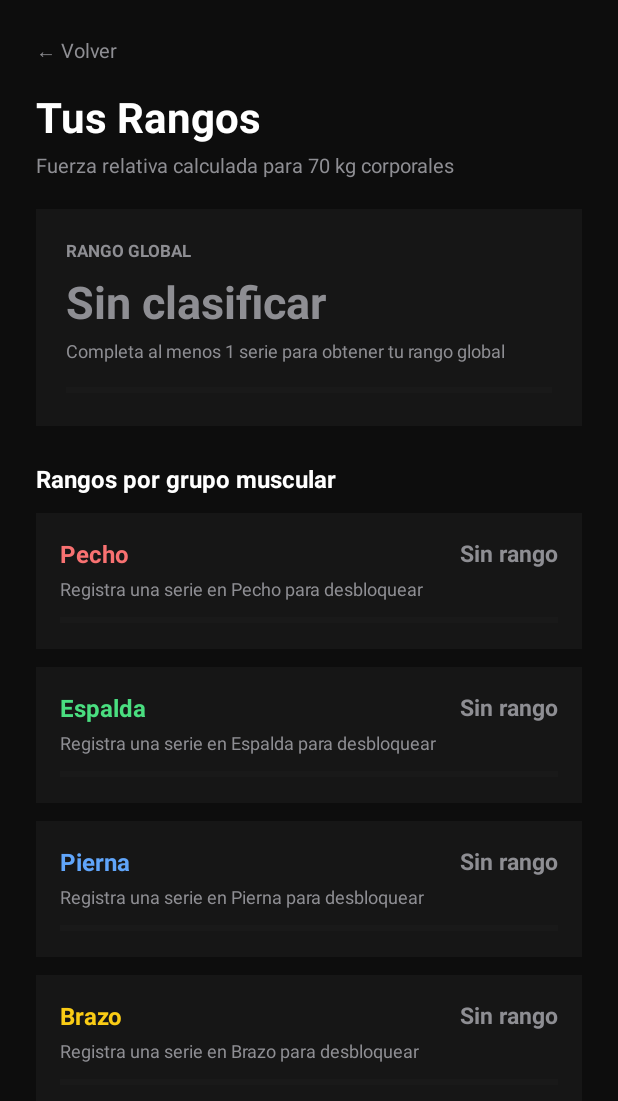
After one commit to palomequeruidiazjoshua-dot/Trabajofinal_kotlin, an Android app: the RangosActivity screen opened directly, with no data from a screen before it, on a phone screen of 412 x 824 dp. The commit adds this screen. Shown: the top 1101 px of the screen. Run offline under Robolectric (Android 15) with nearby library versions, the phone set to English and light mode, and no system bars; our stand-ins replace Firebase (no records; nobody signed in at launch, a user with empty details on screens opened directly).

Commit message:
rangos sin arreglar, faltan cambios

```diff
--- a/app/src/main/AndroidManifest.xml
+++ b/app/src/main/AndroidManifest.xml
@@ -44,6 +44,10 @@
             android:name=".HistorialActivity"
             android:exported="false" />
 
+        <activity
+            android:name=".RangosActivity"
+            android:exported="false" />
+
     </application>
 
 </manifest>
--- a/app/src/main/java/com/example/trabajofinal/HomeActivity.kt
+++ b/app/src/main/java/com/example/trabajofinal/HomeActivity.kt
@@ -55,10 +55,8 @@ class HomeActivity : AppCompatActivity() {
         findViewById<TextView>(R.id.tabHistorial).setOnClickListener {
             startActivity(Intent(this, HistorialActivity::class.java))
         }
-        // Perfil = cerrar sesión por ahora (útil para probar)
         findViewById<TextView>(R.id.tabPerfil).setOnClickListener {
-            auth.signOut()
-            irAlLogin()
+            startActivity(Intent(this, RangosActivity::class.java))
         }
     }
 
--- /dev/null
+++ b/app/src/main/java/com/example/trabajofinal/RangosActivity.kt
@@ -0,0 +1,233 @@
+package com.example.trabajofinal
+
+import android.content.res.ColorStateList
+import android.graphics.Color
+import android.os.Bundle
+import android.widget.ProgressBar
+import android.widget.TextView
+import android.widget.Toast
+import androidx.activity.enableEdgeToEdge
+import androidx.appcompat.app.AppCompatActivity
+import androidx.core.view.ViewCompat
+import androidx.core.view.WindowInsetsCompat
+import com.google.firebase.auth.FirebaseAuth
+import com.google.firebase.firestore.FirebaseFirestore
+
+class RangosActivity : AppCompatActivity() {
+
+    data class NivelRango(
+        val nombre: String,
+        val colorHex: String,
+        val umbralRatio: Double
+    )
+
+    data class ResultadoRango(
+        val nombre: String,
+        val colorHex: String,
+        val progresoSiguiente: Int,
+        val indiceNivel: Int
+    )
+
+    // 9 rangos estilo Symmetry: 8 con divisiones I, II, III + Simétrico (top)
+    private val niveles = listOf(
+        NivelRango("Hierro I", "#9CA3AF", 0.00),
+        NivelRango("Hierro II", "#9CA3AF", 0.25),
+        NivelRango("Hierro III", "#9CA3AF", 0.35),
+        NivelRango("Bronce I", "#CD7F32", 0.45),
+        NivelRango("Bronce II", "#CD7F32", 0.55),
+        NivelRango("Bronce III", "#CD7F32", 0.65),
+        NivelRango("Plata I", "#E5E7EB", 0.75),
+        NivelRango("Plata II", "#E5E7EB", 0.85),
+        NivelRango("Plata III", "#E5E7EB", 0.95),
+        NivelRango("Oro I", "#FACC15", 1.05),
+        NivelRango("Oro II", "#FACC15", 1.15),
+        NivelRango("Oro III", "#FACC15", 1.25),
+        NivelRango("Rubí I", "#F87171", 1.35),
+        NivelRango("Rubí II", "#F87171", 1.45),
+        NivelRango("Rubí III", "#F87171", 1.55),
+        NivelRango("Esmeralda I", "#34D399", 1.65),
+        NivelRango("Esmeralda II", "#34D399", 1.75),
+        NivelRango("Esmeralda III", "#34D399", 1.85),
+        NivelRango("Diamante I", "#60A5FA", 1.95),
+        NivelRango("Diamante II", "#60A5FA", 2.05),
+        NivelRango("Diamante III", "#60A5FA", 2.15),
+        NivelRango("Campeón I", "#C084FC", 2.25),
+        NivelRango("Campeón II", "#C084FC", 2.35),
+        NivelRango("Campeón III", "#C084FC", 2.45),
+        NivelRango("Simétrico", "#22D3EE", 2.60)
+    )
+
+    // Multiplicadores por grupo para equilibrar cargas (ej. Sentadilla mueve más peso que Curl)
+    private val factorGrupo = mapOf(
+        "Pecho" to 1.00,
+        "Espalda" to 1.05,
+        "Pierna" to 0.75,
+        "Brazo" to 1.65
+    )
+
+    override fun onCreate(savedInstanceState: Bundle?) {
+        super.onCreate(savedInstanceState)
+        enableEdgeToEdge()
+        setContentView(R.layout.activity_rangos)
+        ViewCompat.setOnApplyWindowInsetsListener(findViewById(R.id.main)) { v, insets ->
+            val bars = insets.getInsets(WindowInsetsCompat.Type.systemBars())
+            v.setPadding(bars.left, bars.top, bars.right, bars.bottom)
+            insets
+        }
+
+        findViewById<TextView>(R.id.tvVolver).setOnClickListener { finish() }
+
+        val uid = FirebaseAuth.getInstance().currentUser?.uid
+        if (uid == null) {
+            finish()
+            return
+        }
+
+        val db = FirebaseFirestore.getInstance()
+        val userRef = db.collection("usuarios").document(uid)
+
+        userRef.get()
+            .addOnSuccessListener { userDoc ->
+                val pesoCorporal = userDoc.getDouble("pesoKg") ?: 70.0
+                val pesoTxt = if (pesoCorporal % 1.0 == 0.0) pesoCorporal.toInt().toString() else pesoCorporal.toString()
+                findViewById<TextView>(R.id.tvPesoReferencia).text =
+                    "Fuerza relativa calculada para $pesoTxt kg corporales"
+
+                userRef.collection("registros").get()
+                    .addOnSuccessListener { snap ->
+                        val mejorPorGrupo = mutableMapOf<String, Pair<Double, String>>()
+
+                        for (doc in snap) {
+                            val grupo = doc.getString("grupo") ?: continue
+                            val ejercicio = doc.getString("ejercicio") ?: continue
+                            val peso = doc.getDouble("pesoKg") ?: 0.0
+                            val reps = doc.getLong("reps") ?: 0L
+                            if (peso <= 0 || reps <= 0) continue
+
+                            // Estimación de 1RM (fórmula de Epley)
+                            val oneRm = peso * (1.0 + (reps.coerceAtMost(20) / 30.0))
+                            val actual = mejorPorGrupo[grupo]?.first ?: 0.0
+                            if (oneRm > actual) {
+                                val pStr = if (peso % 1.0 == 0.0) peso.toInt().toString() else peso.toString()
+                                mejorPorGrupo[grupo] = Pair(oneRm, "Mejor marca: $ejercicio ($pStr kg × $reps)")
+                            }
+                        }
+
+                        val resPecho = actualizarTarjetaGrupo(
+                            "Pecho", mejorPorGrupo["Pecho"], pesoCorporal,
+                            findViewById(R.id.tvRangoPecho),
+                            findViewById(R.id.tvMejorPecho),
+                            findViewById(R.id.pbPecho)
+                        )
+                        val resEspalda = actualizarTarjetaGrupo(
+                            "Espalda", mejorPorGrupo["Espalda"], pesoCorporal,
+                            findViewById(R.id.tvRangoEspalda),
+                            findViewById(R.id.tvMejorEspalda),
+                            findViewById(R.id.pbEspalda)
+                        )
+                        val resPierna = actualizarTarjetaGrupo(
+                            "Pierna", mejorPorGrupo["Pierna"], pesoCorporal,
+                            findViewById(R.id.tvRangoPierna),
+                            findViewById(R.id.tvMejorPierna),
+                            findViewById(R.id.pbPierna)
+                        )
+                        val resBrazo = actualizarTarjetaGrupo(
+                            "Brazo", mejorPorGrupo["Brazo"], pesoCorporal,
+                            findViewById(R.id.tvRangoBrazo),
+                            findViewById(R.id.tvMejorBrazo),
+                            findViewById(R.id.pbBrazo)
+                        )
+
+                        actualizarRangoGlobal(listOfNotNull(resPecho, resEspalda, resPierna, resBrazo))
+                    }
+                    .addOnFailureListener { e ->
+                        Toast.makeText(this, "Error al cargar registros: ${e.localizedMessage}", Toast.LENGTH_SHORT).show()
+                    }
+            }
+            .addOnFailureListener { e ->
+                Toast.makeText(this, "Error al cargar perfil: ${e.localizedMessage}", Toast.LENGTH_SHORT).show()
+            }
+    }
+
+    private fun actualizarTarjetaGrupo(
+        grupo: String,
+        mejorMarca: Pair<Double, String>?,
+        pesoCorporal: Double,
+        tvRango: TextView,
+        tvDetalle: TextView,
+        pb: ProgressBar
+    ): ResultadoRango? {
+        if (mejorMarca == null) {
+            tvRango.text = "Sin rango"
+            tvRango.setTextColor(Color.parseColor("#8E8E93"))
+            tvDetalle.text = "Registra una serie en $grupo para desbloquear"
+            pb.progress = 0
+            return null
+        }
+
+        val factor = factorGrupo[grupo] ?: 1.0
+        val ratioAjustado = (mejorMarca.first / pesoCorporal) * factor
+        val resultado = calcularRango(ratioAjustado)
+        val color = Color.parseColor(resultado.colorHex)
+
+        tvRango.text = resultado.nombre
+        tvRango.setTextColor(color)
+        tvDetalle.text = mejorMarca.second
+        pb.progress = resultado.progresoSiguiente
+        pb.progressTintList = ColorStateList.valueOf(color)
+
+        return resultado
+    }
+
+    private fun actualizarRangoGlobal(resultados: List<ResultadoRango>) {
+        val tvGlobal = findViewById<TextView>(R.id.tvRangoGlobal)
+        val tvDetalleGlobal = findViewById<TextView>(R.id.tvDetalleGlobal)
+        val pbGlobal = findViewById<ProgressBar>(R.id.pbGlobal)
+
+        if (resultados.isEmpty()) {
+            tvGlobal.text = "Sin clasificar"
+            tvGlobal.setTextColor(Color.parseColor("#8E8E93"))
+            tvDetalleGlobal.text = "Completa al menos 1 serie para obtener tu rango global"
+            pbGlobal.progress = 0
+            return
+        }
+
+        val promedioIndice = resultados.map { it.indiceNivel }.average().toInt().coerceIn(0, niveles.lastIndex)
+        val promedioProgreso = resultados.map { it.progresoSiguiente }.average().toInt().coerceIn(0, 100)
+        val nivelGlobal = niveles[promedioIndice]
+        val color = Color.parseColor(nivelGlobal.colorHex)
+
+        tvGlobal.text = nivelGlobal.nombre
+        tvGlobal.setTextColor(color)
+        tvDetalleGlobal.text = "${resultados.size} de 4 grupos musculares clasificados"
+        pbGlobal.progress = promedioProgreso
+        pbGlobal.progressTintList = ColorStateList.valueOf(color)
+    }
+
+    private fun calcularRango(ratio: Double): ResultadoRango {
+        var indiceActual = 0
+        for (i in niveles.indices) {
+            if (ratio >= niveles[i].umbralRatio) {
+                indiceActual = i
+            } else {
+                break
+            }
+        }
+
+        val actual = niveles[indiceActual]
+        val progreso = if (indiceActual == niveles.lastIndex) {
+            100
+        } else {
+            val siguiente = niveles[indiceActual + 1]
+            val tramo = (siguiente.umbralRatio - actual.umbralRatio).coerceAtLeast(0.01)
+            (((ratio - actual.umbralRatio) / tramo) * 100).toInt().coerceIn(5, 99)
+        }
+
+        return ResultadoRango(
+            nombre = actual.nombre,
+            colorHex = actual.colorHex,
+            progresoSiguiente = progreso,
+            indiceNivel = indiceActual
+        )
+    }
+}
--- a/app/src/main/res/layout/activity_historial.xml
+++ b/app/src/main/res/layout/activity_historial.xml
@@ -6,11 +6,16 @@
     android:background="#0D0D0D"
     android:orientation="vertical">
 
-    <!-- Contenido superior -->
-    <LinearLayout
+    <!-- Contenido superior con scroll -->
+    <androidx.core.widget.NestedScrollView
         android:layout_width="match_parent"
         android:layout_height="0dp"
         android:layout_weight="1"
+        android:fillViewport="true">
+
+        <LinearLayout
+            android:layout_width="match_parent"
+            android:layout_height="wrap_content"
             android:orientation="vertical"
             android:paddingHorizontal="24dp"
             android:paddingTop="24dp">
@@ -54,12 +59,15 @@
             <androidx.recyclerview.widget.RecyclerView
                 android:id="@+id/rvHistorial"
                 android:layout_width="match_parent"
-            android:layout_height="match_parent"
+                android:layout_height="wrap_content"
                 android:layout_marginTop="20dp"
                 android:clipToPadding="false"
+                android:nestedScrollingEnabled="false"
                 android:paddingBottom="16dp" />
 
         </LinearLayout>
+
+    </androidx.core.widget.NestedScrollView>
 
     <!-- Línea divisoria superior de la barra -->
     <View
--- /dev/null
+++ b/app/src/main/res/layout/activity_rangos.xml
@@ -0,0 +1,328 @@
+<?xml version="1.0" encoding="utf-8"?>
+<LinearLayout xmlns:android="http://schemas.android.com/apk/res/android"
+    android:id="@+id/main"
+    android:layout_width="match_parent"
+    android:layout_height="match_parent"
+    android:background="#0D0D0D"
+    android:orientation="vertical">
+
+    <ScrollView
+        android:layout_width="match_parent"
+        android:layout_height="0dp"
+        android:layout_weight="1"
+        android:fillViewport="true">
+
+        <LinearLayout
+            android:layout_width="match_parent"
+            android:layout_height="wrap_content"
+            android:orientation="vertical"
+            android:paddingHorizontal="24dp"
+            android:paddingTop="24dp"
+            android:paddingBottom="24dp">
+
+            <TextView
+                android:id="@+id/tvVolver"
+                android:layout_width="wrap_content"
+                android:layout_height="wrap_content"
+                android:text="← Volver"
+                android:textColor="#8E8E93"
+                android:textSize="13sp" />
+
+            <TextView
+                android:layout_width="wrap_content"
+                android:layout_height="wrap_content"
+                android:layout_marginTop="16dp"
+                android:text="Tus Rangos"
+                android:textColor="#FFFFFF"
+                android:textSize="28sp"
+                android:textStyle="bold" />
+
+            <TextView
+                android:id="@+id/tvPesoReferencia"
+                android:layout_width="wrap_content"
+                android:layout_height="wrap_content"
+                android:layout_marginTop="4dp"
+                android:text="Fuerza relativa ajustada a tu peso corporal"
+                android:textColor="#8E8E93"
+                android:textSize="13sp" />
+
+            <!-- Tarjeta Rango Global -->
+            <LinearLayout
+                android:layout_width="match_parent"
+                android:layout_height="wrap_content"
+                android:layout_marginTop="20dp"
+                android:background="#161616"
+                android:orientation="vertical"
+                android:padding="20dp">
+
+                <TextView
+                    android:layout_width="wrap_content"
+                    android:layout_height="wrap_content"
+                    android:text="RANGO GLOBAL"
+                    android:textColor="#8E8E93"
+                    android:textSize="11sp"
+                    android:textStyle="bold" />
+
+                <TextView
+                    android:id="@+id/tvRangoGlobal"
+                    android:layout_width="wrap_content"
+                    android:layout_height="wrap_content"
+                    android:layout_marginTop="6dp"
+                    android:text="Hierro I"
+                    android:textColor="#A1A1AA"
+                    android:textSize="30sp"
+                    android:textStyle="bold" />
+
+                <TextView
+                    android:id="@+id/tvDetalleGlobal"
+                    android:layout_width="wrap_content"
+                    android:layout_height="wrap_content"
+                    android:layout_marginTop="4dp"
+                    android:text="Registra series en tus grupos para subir de división"
+                    android:textColor="#8E8E93"
+                    android:textSize="12sp" />
+
+                <ProgressBar
+                    android:id="@+id/pbGlobal"
+                    style="?android:attr/progressBarStyleHorizontal"
+                    android:layout_width="match_parent"
+                    android:layout_height="8dp"
+                    android:layout_marginTop="14dp"
+                    android:max="100"
+                    android:progress="10"
+                    android:progressBackgroundTint="#262626"
+                    android:progressTint="#FFFFFF" />
+
+            </LinearLayout>
+
+            <TextView
+                android:layout_width="wrap_content"
+                android:layout_height="wrap_content"
+                android:layout_marginTop="24dp"
+                android:text="Rangos por grupo muscular"
+                android:textColor="#FFFFFF"
+                android:textSize="16sp"
+                android:textStyle="bold" />
+
+            <!-- Tarjeta Pecho -->
+            <LinearLayout
+                android:layout_width="match_parent"
+                android:layout_height="wrap_content"
+                android:layout_marginTop="12dp"
+                android:background="#161616"
+                android:orientation="vertical"
+                android:padding="16dp">
+
+                <LinearLayout
+                    android:layout_width="match_parent"
+                    android:layout_height="wrap_content"
+                    android:gravity="center_vertical"
+                    android:orientation="horizontal">
+
+                    <TextView
+                        android:layout_width="0dp"
+                        android:layout_height="wrap_content"
+                        android:layout_weight="1"
+                        android:text="Pecho"
+                        android:textColor="#F87171"
+                        android:textSize="16sp"
+                        android:textStyle="bold" />
+
+                    <TextView
+                        android:id="@+id/tvRangoPecho"
+                        android:layout_width="wrap_content"
+                        android:layout_height="wrap_content"
+                        android:text="Sin rango"
+                        android:textColor="#FFFFFF"
+                        android:textSize="15sp"
+                        android:textStyle="bold" />
+                </LinearLayout>
+
+                <TextView
+                    android:id="@+id/tvMejorPecho"
+                    android:layout_width="wrap_content"
+                    android:layout_height="wrap_content"
+                    android:layout_marginTop="4dp"
+                    android:text="Aún sin registros"
+                    android:textColor="#8E8E93"
+                    android:textSize="12sp" />
+
+                <ProgressBar
+                    android:id="@+id/pbPecho"
+                    style="?android:attr/progressBarStyleHorizontal"
+                    android:layout_width="match_parent"
+                    android:layout_height="6dp"
+                    android:layout_marginTop="10dp"
+                    android:max="100"
+                    android:progress="0"
+                    android:progressBackgroundTint="#262626"
+                    android:progressTint="#F87171" />
+            </LinearLayout>
+
+            <!-- Tarjeta Espalda -->
+            <LinearLayout
+                android:layout_width="match_parent"
+                android:layout_height="wrap_content"
+                android:layout_marginTop="12dp"
+                android:background="#161616"
+                android:orientation="vertical"
+                android:padding="16dp">
+
+                <LinearLayout
+                    android:layout_width="match_parent"
+                    android:layout_height="wrap_content"
+                    android:gravity="center_vertical"
+                    android:orientation="horizontal">
+
+                    <TextView
+                        android:layout_width="0dp"
+                        android:layout_height="wrap_content"
+                        android:layout_weight="1"
+                        android:text="Espalda"
+                        android:textColor="#4ADE80"
+                        android:textSize="16sp"
+                        android:textStyle="bold" />
+
+                    <TextView
+                        android:id="@+id/tvRangoEspalda"
+                        android:layout_width="wrap_content"
+                        android:layout_height="wrap_content"
+                        android:text="Sin rango"
+                        android:textColor="#FFFFFF"
+                        android:textSize="15sp"
+                        android:textStyle="bold" />
+                </LinearLayout>
+
+                <TextView
+                    android:id="@+id/tvMejorEspalda"
+                    android:layout_width="wrap_content"
+                    android:layout_height="wrap_content"
+                    android:layout_marginTop="4dp"
+                    android:text="Aún sin registros"
+                    android:textColor="#8E8E93"
+                    android:textSize="12sp" />
+
+                <ProgressBar
+                    android:id="@+id/pbEspalda"
+                    style="?android:attr/progressBarStyleHorizontal"
+                    android:layout_width="match_parent"
+                    android:layout_height="6dp"
+                    android:layout_marginTop="10dp"
+                    android:max="100"
+                    android:progress="0"
+                    android:progressBackgroundTint="#262626"
+                    android:progressTint="#4ADE80" />
+            </LinearLayout>
+
+            <!-- Tarjeta Pierna -->
+            <LinearLayout
+                android:layout_width="match_parent"
+                android:layout_height="wrap_content"
+                android:layout_marginTop="12dp"
+                android:background="#161616"
+                android:orientation="vertical"
+                android:padding="16dp">
+
+                <LinearLayout
+                    android:layout_width="match_parent"
+                    android:layout_height="wrap_content"
+                    android:gravity="center_vertical"
+                    android:orientation="horizontal">
+
+                    <TextView
+                        android:layout_width="0dp"
+                        android:layout_height="wrap_content"
+                        android:layout_weight="1"
+                        android:text="Pierna"
+                        android:textColor="#60A5FA"
+                        android:textSize="16sp"
+                        android:textStyle="bold" />
+
+                    <TextView
+                        android:id="@+id/tvRangoPierna"
+                        android:layout_width="wrap_content"
+                        android:layout_height="wrap_content"
+                        android:text="Sin rango"
+                        android:textColor="#FFFFFF"
+                        android:textSize="15sp"
+                        android:textStyle="bold" />
+                </LinearLayout>
+
+                <TextView
+                    android:id="@+id/tvMejorPierna"
+                    android:layout_width="wrap_content"
+                    android:layout_height="wrap_content"
+                    android:layout_marginTop="4dp"
+                    android:text="Aún sin registros"
+                    android:textColor="#8E8E93"
+                    android:textSize="12sp" />
+
+                <ProgressBar
+                    android:id="@+id/pbPierna"
+                    style="?android:attr/progressBarStyleHorizontal"
+                    android:layout_width="match_parent"
+                    android:layout_height="6dp"
+                    android:layout_marginTop="10dp"
+                    android:max="100"
+                    android:progress="0"
+                    android:progressBackgroundTint="#262626"
+                    android:progressTint="#60A5FA" />
+            </LinearLayout>
+
+
+            <LinearLayout
+                android:layout_width="match_parent"
+                android:layout_height="wrap_content"
+                android:layout_marginTop="12dp"
+                android:background="#161616"
+                android:orientation="vertical"
+                android:padding="16dp">
+
+                <LinearLayout
+                    android:layout_width="match_parent"
+                    android:layout_height="wrap_content"
+                    android:gravity="center_vertical"
+                    android:orientation="horizontal">
+
+                    <TextView
+                        android:layout_width="0dp"
+                        android:layout_height="wrap_content"
+                        android:layout_weight="1"
+                        android:text="Brazo"
+                        android:textColor="#FACC15"
+                        android:textSize="16sp"
+                        android:textStyle="bold" />
+
+                    <TextView
+                        android:id="@+id/tvRangoBrazo"
+                        android:layout_width="wrap_content"
+                        android:layout_height="wrap_content"
+                        android:text="Sin rango"
+                        android:textColor="#FFFFFF"
+                        android:textSize="15sp"
+                        android:textStyle="bold" />
+                </LinearLayout>
+
+                <TextView
+                    android:id="@+id/tvMejorBrazo"
+                    android:layout_width="wrap_content"
+                    android:layout_height="wrap_content"
+                    android:layout_marginTop="4dp"
+                    android:text="Aún sin registros"
+                    android:textColor="#8E8E93"
+                    android:textSize="12sp" />
+
+                <ProgressBar
+                    android:id="@+id/pbBrazo"
+                    style="?android:attr/progressBarStyleHorizontal"
+                    android:layout_width="match_parent"
+                    android:layout_height="6dp"
+                    android:layout_marginTop="10dp"
+                    android:max="100"
+                    android:progress="0"
+                    android:progressBackgroundTint="#262626"
+                    android:progressTint="#FACC15" />
+            </LinearLayout>
+        </LinearLayout>
+    </ScrollView>
+</LinearLayout>
```
Lines whose indentation alone changed are shown as unchanged.
